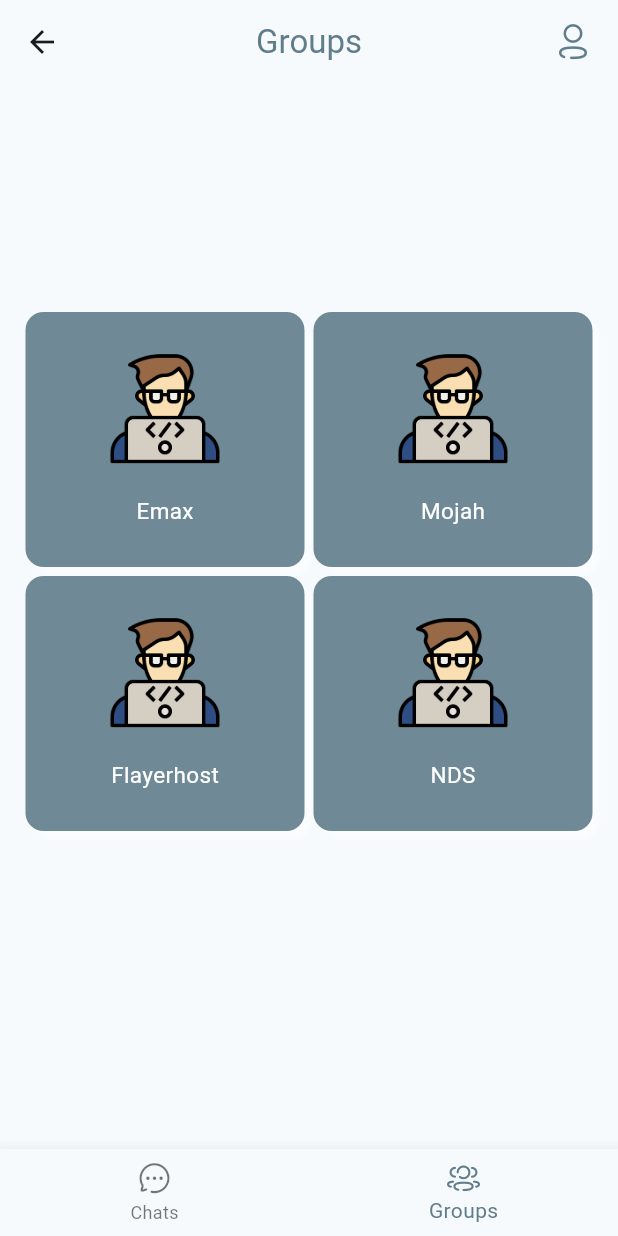
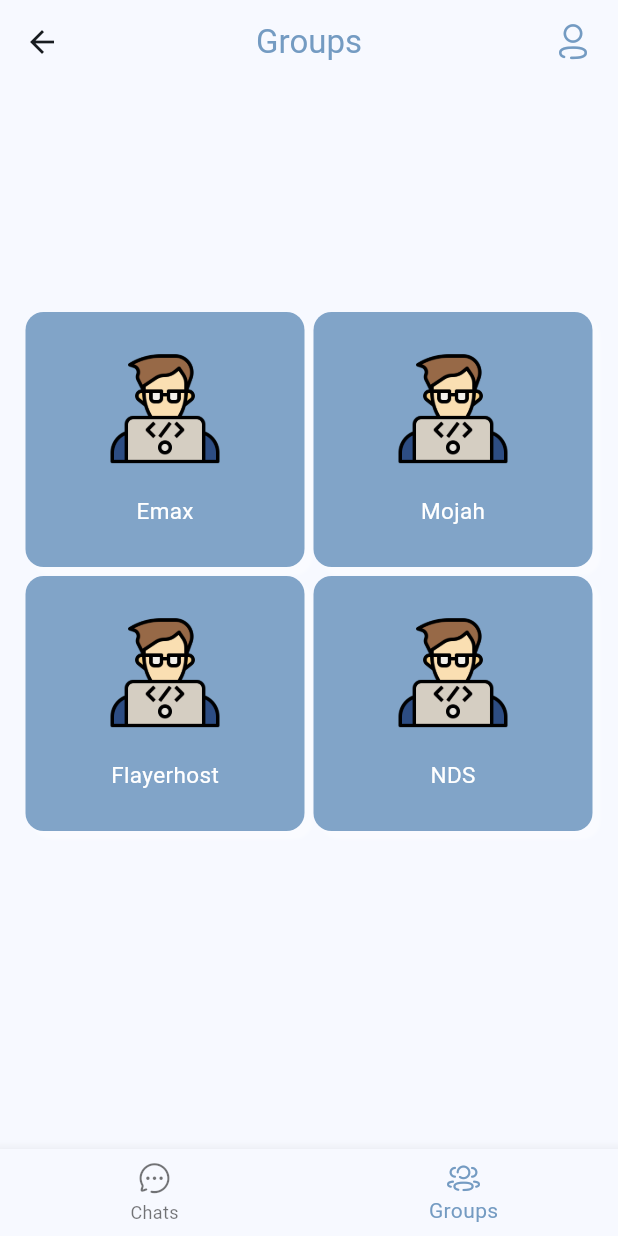
Before and after one commit to SABAHMOHAMEDD/Chattie, a Flutter app: the HomeScreen screen opened by its route, item 2 of the bottom bar chosen, on a phone screen of 412 x 824 dp. Run offline on Flutter 3.47's test engine with Material 2 defaults, Android fonts, the phone set to English and light mode, and no system bars; our stand-ins replace animated_splash_screen, bloc, cloud_firestore, conditional_builder_null_safety, firebase_auth, firebase_core and 10 more; accounts and stored records are empty.

Commit message:
color palette

```diff
--- a/lib/core/constance/constants.dart
+++ b/lib/core/constance/constants.dart
@@ -9,11 +9,11 @@ import '../cache_helper.dart';
 
 const String KLogo = "assets/images/scholar.png";
 const String usersCollection = "users";
-const String emaxCollection = "emaxmessages";
-const String MogaCollection = "mogaMessages";
+
 const String privateChatCollection = "chats";
 const String privateMessagesCollection = "messages";
-const Color KprimaryColor = Colors.blueGrey;
+const Color KPrimaryColor = Color(0xFF749BC2);
+const Color KSecondryColor = Color(0xFFFAF1E4);
 const String kCreatedAt = "createdAt";
 final String? uId = CacheHelper.getData(key: 'uId');
 
--- a/lib/core/widgets/chat_bubble.dart
+++ b/lib/core/widgets/chat_bubble.dart
@@ -84,7 +84,7 @@ class ChatBubbleFriend extends StatelessWidget {
                       ),
                 Text(
                   message,
-                  style: const TextStyle(color: KprimaryColor, fontSize: 14),
+                  style: const TextStyle(color: KPrimaryColor, fontSize: 14),
                 ),
               ],
             ),
--- a/lib/features/home/pages/home_screen.dart
+++ b/lib/features/home/pages/home_screen.dart
@@ -16,31 +16,33 @@ class HomeScreen extends StatelessWidget {
       listener: (context, states) {},
       builder: (context, states) {
         var cubit = HomeCubit.get(context);
+        HomeCubit.get(context).GetUserData();
 
         return Scaffold(
           appBar: AppBar(
             centerTitle: true,
             title: Text(
               cubit.title[cubit.currentIndex],
-              style: TextStyle(color: KprimaryColor),
+              style: TextStyle(color: KPrimaryColor),
             ),
             actions: [
               IconButton(
                   onPressed: () {
-                    Navigator.pushNamed(context, ProfileScreen.routeName);
+                    Navigator.pushNamed(context, ProfileScreen.routeName,
+                        arguments: HomeCubit.get(context).model);
                   },
                   icon: const Padding(
                     padding: EdgeInsets.only(right: 8),
                     child: Icon(
                       IconBroken.Profile,
-                      color: KprimaryColor,
+                      color: KPrimaryColor,
                       size: 28,
                     ),
                   ))
             ],
           ),
           bottomNavigationBar: BottomNavigationBar(
-            selectedItemColor: KprimaryColor,
+            selectedItemColor: KPrimaryColor,
             currentIndex: cubit.currentIndex,
             onTap: (index) {
               cubit.ChangebottomNavBar(index);
@@ -52,7 +54,7 @@ class HomeScreen extends StatelessWidget {
                   icon: Icon(IconBroken.User1), label: 'Groups'),
             ],
           ),
-          backgroundColor: KprimaryColor,
+          backgroundColor: KPrimaryColor,
           body: cubit.Screens[cubit.currentIndex],
         );
       },
--- a/lib/features/layout/group_chat/pages/grid_group_chat_screen.dart
+++ b/lib/features/layout/group_chat/pages/grid_group_chat_screen.dart
@@ -37,7 +37,7 @@ class GroupChatScreen extends StatelessWidget {
                       height: 170,
                       width: 170,
                       decoration: BoxDecoration(
-                          color: KprimaryColor.withOpacity(0.9),
+                          color: KPrimaryColor.withOpacity(0.9),
                           borderRadius: BorderRadius.circular(12),
                           boxShadow: [
                             BoxShadow(
--- a/lib/features/layout/my_chats/cubit/private_chats_states.dart
+++ b/lib/features/layout/my_chats/cubit/private_chats_states.dart
@@ -1,3 +1,5 @@
+import 'package:chat_tharwat/features/layout/my_chats/models/private_message_model.dart';
+
 abstract class PrivateChatsStates {}
 
 class MyChatsInitStates extends PrivateChatsStates {}
@@ -8,6 +10,10 @@ class SendMessageFailurStates extends PrivateChatsStates {}
 
 class GetMessageLoadingStates extends PrivateChatsStates {}
 
-class GetMessageSuccessStates extends PrivateChatsStates {}
+class GetMessageSuccessStates extends PrivateChatsStates {
+  List<PrivateMessageModel> MessegesList;
+
+  GetMessageSuccessStates({required this.MessegesList});
+}
 
 class GetMessageFailurStates extends PrivateChatsStates {}
--- a/lib/features/splash/pages/splash_screen.dart
+++ b/lib/features/splash/pages/splash_screen.dart
@@ -11,7 +11,7 @@ class SplashScreen extends StatelessWidget {
   Widget build(BuildContext context) {
     return AnimatedSplashScreen(
       splashIconSize: 200,
-      backgroundColor: KprimaryColor,
+      backgroundColor: KPrimaryColor,
       splash: Column(
         children: [
           Image(image: AssetImage(KLogo)),
--- a/lib/main.dart
+++ b/lib/main.dart
@@ -104,7 +104,7 @@ class _MyAppState extends State<MyApp> {
           PrivateChatScreen.routeName: (context) => PrivateChatScreen(),
         },
         theme: ThemeData(
-          colorScheme: ColorScheme.fromSeed(seedColor: KprimaryColor),
+          colorScheme: ColorScheme.fromSeed(seedColor: KPrimaryColor),
           useMaterial3: true,
         ),
         // initialRoute: SplashScreen.routeName,
--- a/pubspec.yaml
+++ b/pubspec.yaml
@@ -31,6 +31,9 @@ dependencies:
   flutter_staggered_grid_view:
   image_picker:
   firebase_storage:
+  flutter_cache_manager: ^3.3.1
+  device_preview: ^1.1.0
+
 
 
 
```
Also changed, not shown: lib/features/home/cubit/home_cubit.dart (+36 -7 lines), lib/features/layout/group_chat/pages/emax_chat_screen.dart (+4 -4 lines), lib/features/layout/my_chats/cubit/private_chats_cubit.dart (+6 -2 lines), lib/features/layout/my_chats/pages/all_chats_screen.dart (+15 -25 lines), lib/features/layout/my_chats/pages/private_chat_screen.dart (+14 -14 lines), lib/features/layout/profile/pages/profile_screen.dart (+33 -11 lines), pubspec.lock.
